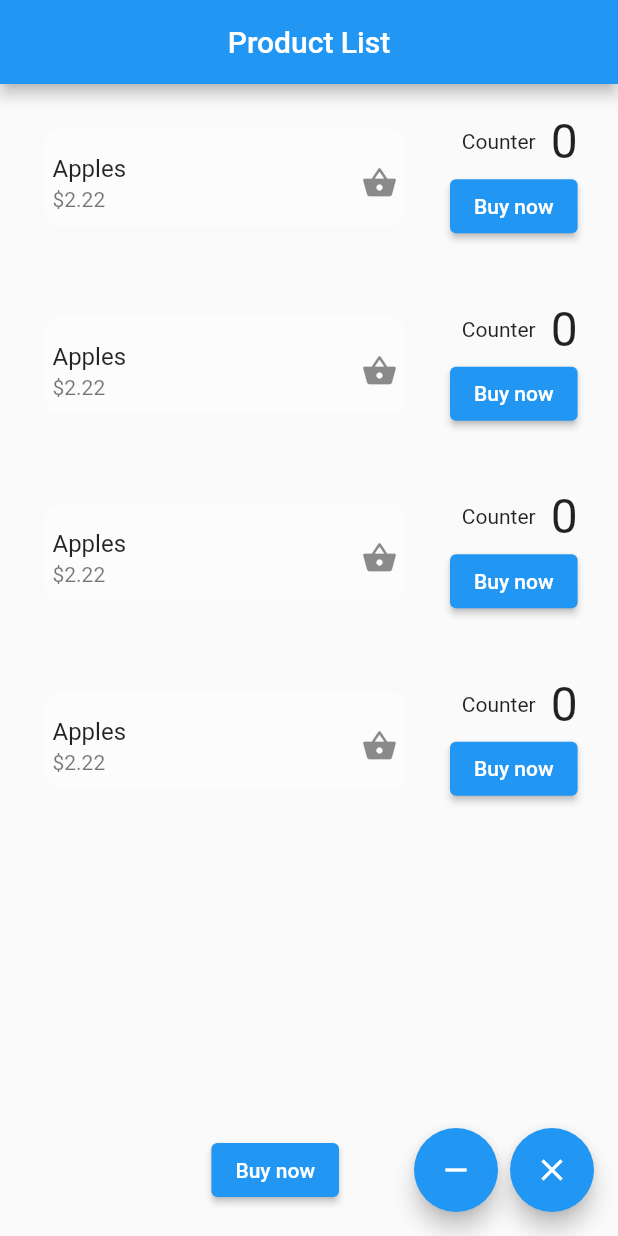
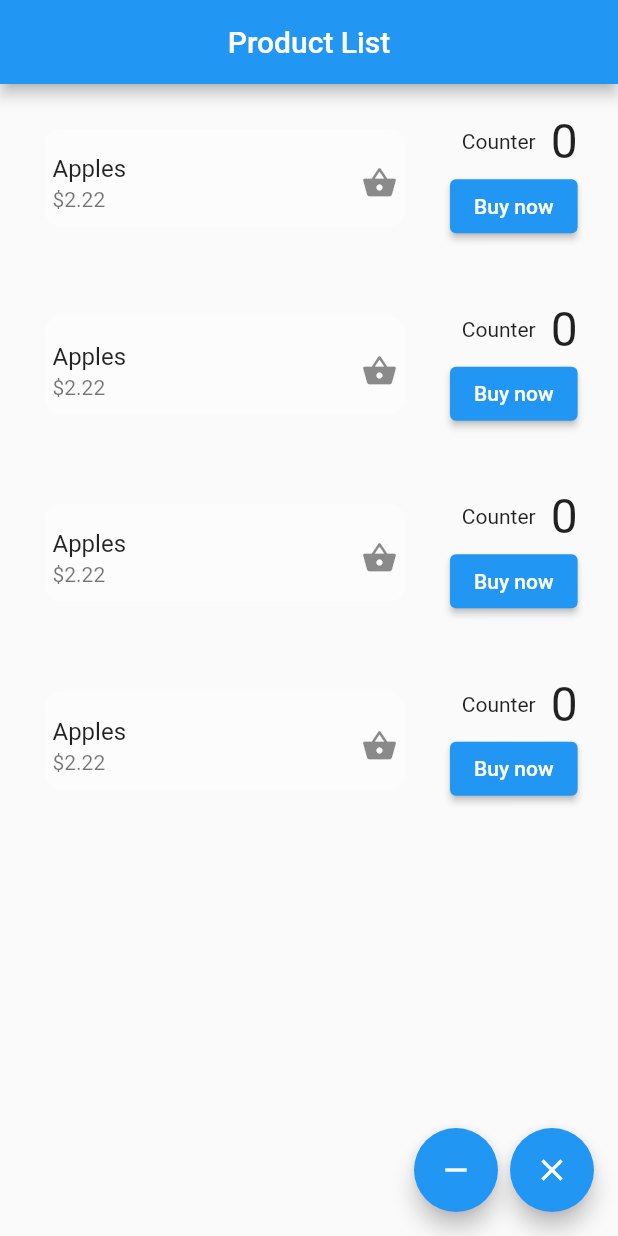
Before and after one commit to ehsancodes/module7, a Flutter app: the CounterScreen screen opened directly, on a phone screen of 412 x 824 dp. Run offline on Flutter 3.47's test engine with Material 2 defaults, Android fonts, the phone set to English and light mode, and no system bars; our stand-ins replace get.

```diff
--- a/lib/my_cart.dart
+++ b/lib/my_cart.dart
@@ -322,13 +322,13 @@ class _CounterScreenState extends State<CounterScreen> {
       floatingActionButton: Row(
         mainAxisAlignment: MainAxisAlignment.end,
         children: [
-          ElevatedButton(
-            onPressed: () {
-              counter = counter + 1;
-              setState(() {});
-            },
-            child: const Text("Buy now"),
-          ),
+          // ElevatedButton(
+          //   onPressed: () {
+          //     counter = counter + 1;
+          //     setState(() {});
+          //   },
+          //   child: const Text("Buy now"),
+          // ),
           const SizedBox(
             width: 50,
           ),
```
